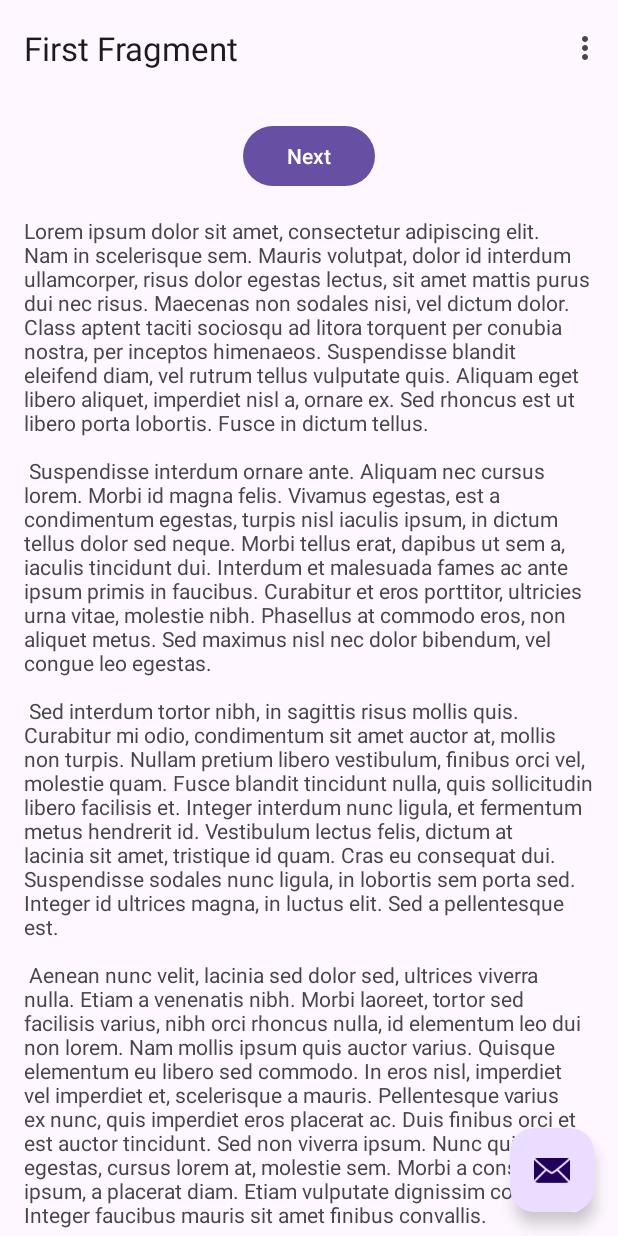
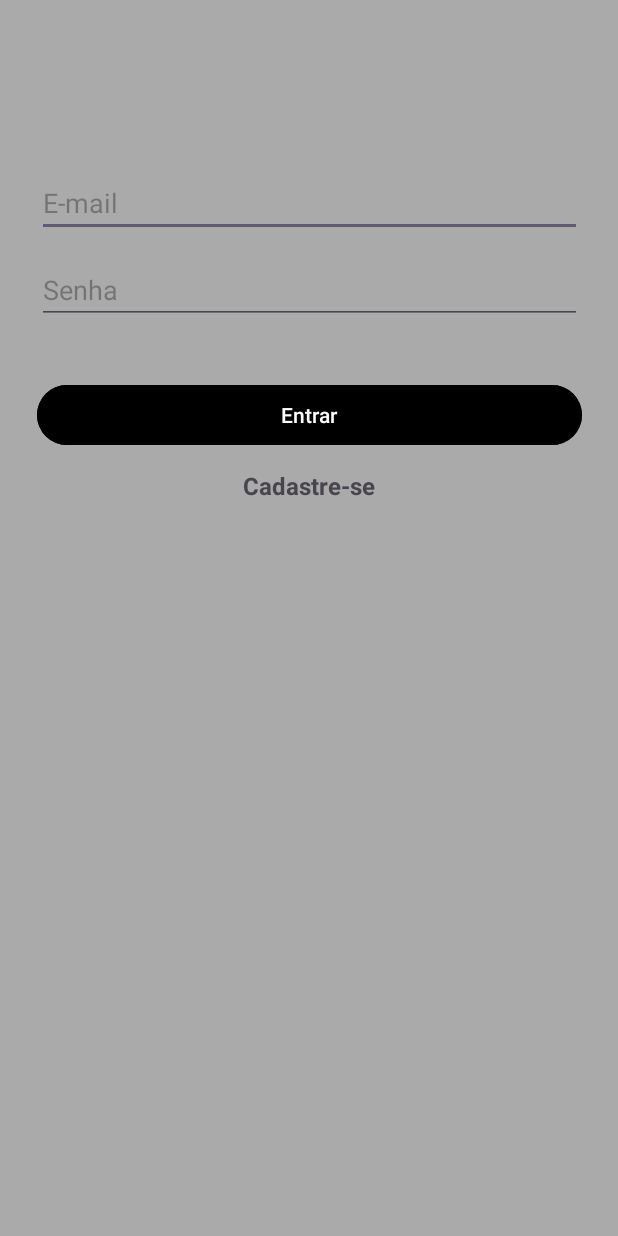
Before and after one commit to marciobarcellosdev/AplicativoTCC, an Android app: the screen it shows after launch (MainActivity before the commit, LoginActivity after it), on a phone screen of 412 x 824 dp. Run offline under Robolectric (Android 15) with nearby library versions, the phone set to English and light mode, and no system bars; our stand-ins replace Firebase (no records; nobody signed in at launch, a user with empty details on screens opened directly).

Commit message:
24/05/25

```diff
--- /dev/null
+++ b/app/src/main/java/com/appjava/aplicativotcc/activity/LoginActivity.java
@@ -0,0 +1,113 @@
+package com.appjava.aplicativotcc.activity;
+
+import android.content.Intent;
+import android.os.Bundle;
+import android.view.View;
+import android.widget.Button;
+import android.widget.EditText;
+import android.widget.ProgressBar;
+import android.widget.TextView;
+import android.widget.Toast;
+
+import androidx.activity.EdgeToEdge;
+import androidx.annotation.NonNull;
+import androidx.appcompat.app.AppCompatActivity;
+import androidx.core.graphics.Insets;
+import androidx.core.view.ViewCompat;
+import androidx.core.view.WindowInsetsCompat;
+
+import com.appjava.aplicativotcc.R;
+import com.appjava.aplicativotcc.helper.HelperFirebase;
+import com.appjava.aplicativotcc.model.ModelUser;
+import com.google.android.gms.tasks.OnCompleteListener;
+import com.google.android.gms.tasks.Task;
+import com.google.firebase.auth.AuthResult;
+import com.google.firebase.auth.FirebaseAuth;
+import com.google.firebase.auth.FirebaseAuthInvalidCredentialsException;
+import com.google.firebase.auth.FirebaseAuthUserCollisionException;
+import com.google.firebase.auth.FirebaseAuthWeakPasswordException;
+
+import java.util.Objects;
+
+public class LoginActivity extends AppCompatActivity {
+
+    private EditText editTextLoginEmail, editTextLoginPassword;
+    private Button buttonLogin;
+    private ProgressBar progressBarLogin;
+    FirebaseAuth authentication;
+    ModelUser modelUser;
+
+    @Override
+    protected void onCreate(Bundle savedInstanceState) {
+        super.onCreate(savedInstanceState);
+        EdgeToEdge.enable(this);
+        setContentView(R.layout.activity_login);
+        ViewCompat.setOnApplyWindowInsetsListener(findViewById(R.id.main), (v, insets) -> {
+            Insets systemBars = insets.getInsets(WindowInsetsCompat.Type.systemBars());
+            v.setPadding(systemBars.left, systemBars.top, systemBars.right, systemBars.bottom);
+            return insets;
+        });
+
+        methodInitializeLoginComponents();
+        progressBarLogin.setVisibility(View.INVISIBLE);
+        buttonLogin.setOnClickListener(new View.OnClickListener() {
+            @Override
+            public void onClick(View v) {
+                methodValidateLoginFields(v);
+            }
+        });
+    }
+    public void methodInitializeLoginComponents(){
+        editTextLoginEmail = findViewById(R.id.editTextLoginEmail);
+        editTextLoginPassword = findViewById(R.id.editTextLoginPassword);
+        buttonLogin = findViewById(R.id.buttonLogin);
+        progressBarLogin = findViewById(R.id.progressBarLogin);
+    }
+
+    public void methodValidateLoginFields(View view){
+
+        String storageEmail = editTextLoginEmail.getText().toString();
+        String storagePassword = editTextLoginPassword.getText().toString();
+
+        boolean emptyEmail = false;
+        boolean emptyPassword = false;
+
+        if(storageEmail.isEmpty()) emptyEmail = true;
+        if(storagePassword.isEmpty()) emptyPassword = true;
+
+        if(emptyEmail || emptyPassword){
+            Toast.makeText( LoginActivity.this, getString(R.string.empty_fields), Toast.LENGTH_SHORT).show();
+        }else{
+            modelUser = new ModelUser();
+            modelUser.setEmail(storageEmail);
+            modelUser.setPassword(storagePassword);
+            methodValidateLogin(modelUser);
+        }
+    }
+
+    public void methodValidateLogin(ModelUser modelUser){
+        progressBarLogin.setVisibility(View.VISIBLE);
+        authentication = HelperFirebase.getFirebaseAuthentication();
+        authentication.signInWithEmailAndPassword(modelUser.getEmail(), modelUser.getPassword())
+                .addOnCompleteListener(this, new OnCompleteListener<AuthResult>() {
+                    @Override
+                    public void onComplete(@NonNull Task<AuthResult> task) {
+
+                        if(task.isSuccessful()){
+                            progressBarLogin.setVisibility(View.INVISIBLE);
+                            Toast.makeText( LoginActivity.this, getString(R.string.user_logged), Toast.LENGTH_SHORT).show();
+                            startActivity(new Intent(getApplicationContext(), HomeActivity.class));
+                            finish();
+                        }else{
+                            progressBarLogin.setVisibility(View.INVISIBLE);
+                            Toast.makeText( LoginActivity.this, getString(R.string.login_error), Toast.LENGTH_SHORT).show();
+                        } // if else
+                    }; // onComplete
+                }); // addOnCompleteListener
+
+    }
+    public void openScreenSignup(View view){
+        Intent intent = new Intent(LoginActivity.this, CadastroActivity.class);
+        startActivity(intent);
+    }
+}
--- /dev/null
+++ b/app/src/main/res/layout/activity_login.xml
@@ -0,0 +1,87 @@
+<?xml version="1.0" encoding="utf-8"?>
+<androidx.constraintlayout.widget.ConstraintLayout xmlns:android="http://schemas.android.com/apk/res/android"
+    xmlns:app="http://schemas.android.com/apk/res-auto"
+    xmlns:tools="http://schemas.android.com/tools"
+    android:id="@+id/main"
+    android:layout_width="match_parent"
+    android:layout_height="match_parent"
+    tools:context=".activity.LoginActivity">
+
+    <androidx.constraintlayout.widget.ConstraintLayout
+        android:layout_width="match_parent"
+        android:layout_height="match_parent"
+        android:background="@android:color/darker_gray">
+
+        <EditText
+            android:id="@+id/editTextLoginEmail"
+            android:layout_width="363dp"
+            android:layout_height="wrap_content"
+            android:layout_marginTop="100dp"
+            android:ems="10"
+            android:hint="E-mail"
+            android:inputType="textEmailAddress"
+            android:textColor="@android:color/black"
+            app:layout_constraintBottom_toTopOf="@+id/editTextLoginPassword"
+            app:layout_constraintEnd_toEndOf="parent"
+            app:layout_constraintStart_toStartOf="parent"
+            app:layout_constraintTop_toTopOf="parent" />
+
+        <EditText
+            android:id="@+id/editTextLoginPassword"
+            android:layout_width="363dp"
+            android:layout_height="wrap_content"
+            android:layout_marginBottom="24dp"
+            android:ems="10"
+            android:hint="Senha"
+            android:inputType="textPassword"
+            android:textColor="@android:color/black"
+            app:layout_constraintBottom_toTopOf="@+id/buttonLogin"
+            app:layout_constraintEnd_toEndOf="parent"
+            app:layout_constraintStart_toStartOf="parent"
+            app:layout_constraintTop_toBottomOf="@+id/editTextLoginEmail" />
+
+        <Button
+            android:id="@+id/buttonLogin"
+            android:layout_width="363dp"
+            android:layout_height="wrap_content"
+            android:backgroundTint="@color/black"
+            android:text="Entrar"
+            app:layout_constraintBottom_toTopOf="@+id/textViewLoginSignup"
+            app:layout_constraintEnd_toEndOf="parent"
+            app:layout_constraintStart_toStartOf="parent"
+            app:layout_constraintTop_toBottomOf="@+id/editTextLoginPassword" />
+
+        <TextView
+            android:id="@+id/textViewLoginSignup"
+            android:layout_width="wrap_content"
+            android:layout_height="wrap_content"
+            android:onClick="openScreenSignup"
+            android:text="Cadastre-se"
+            android:textSize="16sp"
+            android:textStyle="bold"
+            app:layout_constraintBottom_toTopOf="@+id/progressBarLogin"
+            app:layout_constraintEnd_toEndOf="parent"
+            app:layout_constraintStart_toStartOf="parent"
+            app:layout_constraintTop_toBottomOf="@+id/buttonLogin" />
+
+        <ProgressBar
+            android:id="@+id/progressBarLogin"
+            style="?android:attr/progressBarStyle"
+            android:layout_width="wrap_content"
+            android:layout_height="wrap_content"
+            android:layout_marginTop="16dp"
+            android:layout_marginBottom="400dp"
+            android:visibility="invisible"
+            app:layout_constraintBottom_toBottomOf="parent"
+            app:layout_constraintEnd_toEndOf="parent"
+            app:layout_constraintStart_toStartOf="parent"
+            app:layout_constraintTop_toBottomOf="@+id/textViewLoginSignup" />
+    </androidx.constraintlayout.widget.ConstraintLayout>
+
+    <androidx.constraintlayout.widget.Guideline
+        android:id="@+id/guideline2"
+        android:layout_width="wrap_content"
+        android:layout_height="wrap_content"
+        android:orientation="horizontal"
+        app:layout_constraintGuide_begin="31dp" />
+</androidx.constraintlayout.widget.ConstraintLayout>
--- a/app/src/main/res/values/strings.xml
+++ b/app/src/main/res/values/strings.xml
@@ -8,39 +8,20 @@
     <string name="previous">Previous</string>
 
     <string name="lorem_ipsum">
-        Lorem ipsum dolor sit amet, consectetur adipiscing elit. Nam in scelerisque sem. Mauris
-        volutpat, dolor id interdum ullamcorper, risus dolor egestas lectus, sit amet mattis purus
-        dui nec risus. Maecenas non sodales nisi, vel dictum dolor. Class aptent taciti sociosqu ad
-        litora torquent per conubia nostra, per inceptos himenaeos. Suspendisse blandit eleifend
-        diam, vel rutrum tellus vulputate quis. Aliquam eget libero aliquet, imperdiet nisl a,
-        ornare ex. Sed rhoncus est ut libero porta lobortis. Fusce in dictum tellus.\n\n
-        Suspendisse interdum ornare ante. Aliquam nec cursus lorem. Morbi id magna felis. Vivamus
-        egestas, est a condimentum egestas, turpis nisl iaculis ipsum, in dictum tellus dolor sed
-        neque. Morbi tellus erat, dapibus ut sem a, iaculis tincidunt dui. Interdum et malesuada
-        fames ac ante ipsum primis in faucibus. Curabitur et eros porttitor, ultricies urna vitae,
-        molestie nibh. Phasellus at commodo eros, non aliquet metus. Sed maximus nisl nec dolor
-        bibendum, vel congue leo egestas.\n\n
-        Sed interdum tortor nibh, in sagittis risus mollis quis. Curabitur mi odio, condimentum sit
-        amet auctor at, mollis non turpis. Nullam pretium libero vestibulum, finibus orci vel,
-        molestie quam. Fusce blandit tincidunt nulla, quis sollicitudin libero facilisis et. Integer
-        interdum nunc ligula, et fermentum metus hendrerit id. Vestibulum lectus felis, dictum at
-        lacinia sit amet, tristique id quam. Cras eu consequat dui. Suspendisse sodales nunc ligula,
-        in lobortis sem porta sed. Integer id ultrices magna, in luctus elit. Sed a pellentesque
-        est.\n\n
-        Aenean nunc velit, lacinia sed dolor sed, ultrices viverra nulla. Etiam a venenatis nibh.
-        Morbi laoreet, tortor sed facilisis varius, nibh orci rhoncus nulla, id elementum leo dui
-        non lorem. Nam mollis ipsum quis auctor varius. Quisque elementum eu libero sed commodo. In
-        eros nisl, imperdiet vel imperdiet et, scelerisque a mauris. Pellentesque varius ex nunc,
-        quis imperdiet eros placerat ac. Duis finibus orci et est auctor tincidunt. Sed non viverra
-        ipsum. Nunc quis augue egestas, cursus lorem at, molestie sem. Morbi a consectetur ipsum, a
-        placerat diam. Etiam vulputate dignissim convallis. Integer faucibus mauris sit amet finibus
-        convallis.\n\n
-        Phasellus in aliquet mi. Pellentesque habitant morbi tristique senectus et netus et
-        malesuada fames ac turpis egestas. In volutpat arcu ut felis sagittis, in finibus massa
-        gravida. Pellentesque id tellus orci. Integer dictum, lorem sed efficitur ullamcorper,
-        libero justo consectetur ipsum, in mollis nisl ex sed nisl. Donec maximus ullamcorper
-        sodales. Praesent bibendum rhoncus tellus nec feugiat. In a ornare nulla. Donec rhoncus
-        libero vel nunc consequat, quis tincidunt nisl eleifend. Cras bibendum enim a justo luctus
-        vestibulum. Fusce dictum libero quis erat maximus, vitae volutpat diam dignissim.
+        usado pelo main
     </string>
+
+<!--    SIGNUP-->
+    <string name="user_registered">Usuário cadastrado com sucesso</string>
+    <string name="empty_fields">Preencha os dados</string>
+    <string name="need_stronger_password">A senha precisa ser mais forte</string>
+    <string name="invalid_email">E-mail inválido</string>
+    <string name="user_already_registered">Conta já cadastrada</string>
+    <string name="signup_error">Erro ao cadastrar usuário</string>
+
+<!--    LOGIN-->
+    <string name="user_logged">Usuário logado com sucesso</string>
+    <string name="login_error">Erro ao logar usuário</string>
+
+
 </resources>
--- a/build.gradle.kts
+++ b/build.gradle.kts
@@ -1,4 +1,6 @@
 // Top-level build file where you can add configuration options common to all sub-projects/modules.
 plugins {
     alias(libs.plugins.android.application) apply false
+    alias(libs.plugins.google.gms.google.services) apply false
+    //alias(libs.plugins.google.gms.google.services) apply false
 }
```
Also changed, not shown: app/build.gradle.kts (+7 -0 lines), app/src/main/AndroidManifest.xml (+9 -0 lines), app/src/main/java/com/appjava/aplicativotcc/activity/CadastroActivity.java (added, +131 -0 lines), app/src/main/java/com/appjava/aplicativotcc/activity/HomeActivity.java (added, +26 -0 lines), app/src/main/java/com/appjava/aplicativotcc/helper/HelperFirebase.java (added, +29 -0 lines), app/src/main/java/com/appjava/aplicativotcc/model/ModelUser.java (added, +38 -0 lines), app/src/main/res/layout/activity_cadastro.xml (added, +87 -0 lines), app/src/main/res/layout/activity_home.xml (added, +10 -0 lines), gradle/libs.versions.toml (+14 -0 lines).
